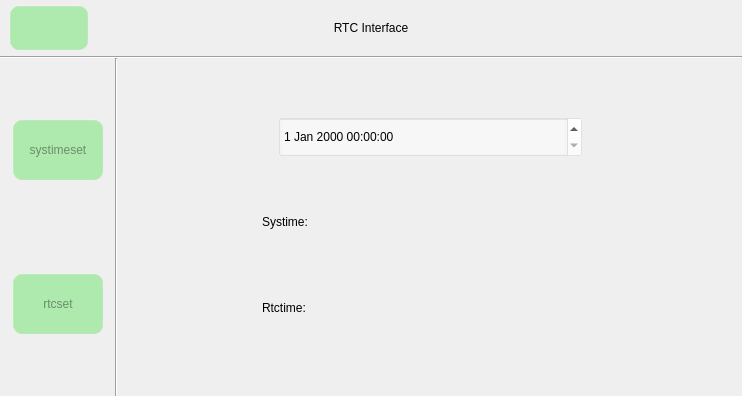
This is timeset.ui in jizizihe/baijie_demo as Qt 5 draws it before an edit. The edited form follows.
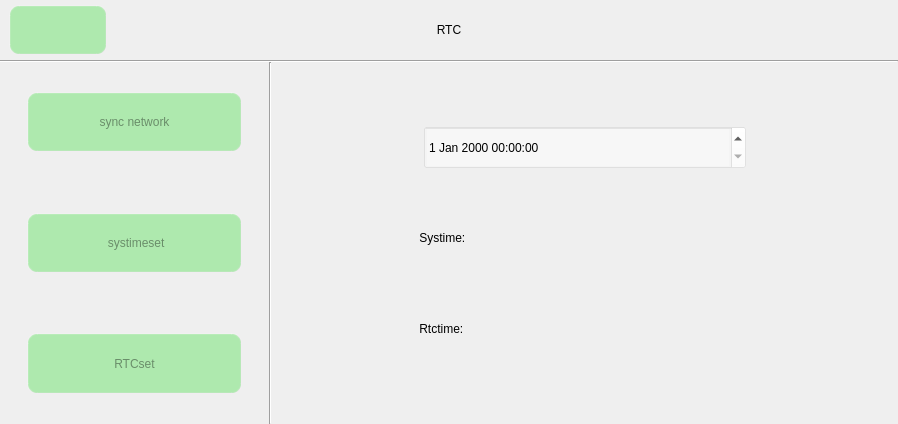
This is the edited form. Icons and pictures are not drawn.

Commit message: func: add can choose whether to synchronize time based on the network time in RTC

```diff
--- a/timeset.ui
+++ b/timeset.ui
@@ -6,8 +6,8 @@
    <rect>
     <x>0</x>
     <y>0</y>
-    <width>742</width>
-    <height>396</height>
+    <width>898</width>
+    <height>424</height>
    </rect>
   </property>
   <property name="minimumSize">
@@ -139,7 +139,7 @@
       <item>
        <widget class="QLabel" name="label">
         <property name="text">
-         <string>RTC Interface</string>
+         <string>RTC</string>
         </property>
         <property name="alignment">
          <set>Qt::AlignCenter</set>
@@ -175,39 +175,78 @@
      </layout>
     </item>
     <item row="2" column="0">
-     <layout class="QHBoxLayout" name="horizontalLayout_7" stretch="2,0,7">
+     <layout class="QHBoxLayout" name="horizontalLayout_6" stretch="3,0,7">
+      <property name="spacing">
+       <number>0</number>
+      </property>
       <item>
-       <layout class="QVBoxLayout" name="verticalLayout_2" stretch="2,2,3,2,2">
+       <layout class="QHBoxLayout" name="horizontalLayout_3" stretch="1,8,1">
         <property name="spacing">
          <number>0</number>
         </property>
         <item>
-         <spacer name="verticalSpacer_5">
+         <spacer name="horizontalSpacer_11">
           <property name="orientation">
-           <enum>Qt::Vertical</enum>
+           <enum>Qt::Horizontal</enum>
           </property>
           <property name="sizeHint" stdset="0">
            <size>
-            <width>17</width>
-            <height>13</height>
+            <width>13</width>
+            <height>37</height>
            </size>
           </property>
          </spacer>
         </item>
         <item>
-         <layout class="QHBoxLayout" name="horizontalLayout_3" stretch="1,8,1">
+         <layout class="QVBoxLayout" name="verticalLayout_2" stretch="1,2,2,2,2,2,1">
           <property name="spacing">
            <number>0</number>
           </property>
           <item>
-           <spacer name="horizontalSpacer_3">
+           <spacer name="verticalSpacer_5">
             <property name="orientation">
-             <enum>Qt::Horizontal</enum>
+             <enum>Qt::Vertical</enum>
             </property>
             <property name="sizeHint" stdset="0">
              <size>
-              <width>40</width>
-              <height>20</height>
+              <width>17</width>
+              <height>13</height>
+             </size>
+            </property>
+           </spacer>
+          </item>
+          <item>
+           <widget class="QPushButton" name="sync_btn">
+            <property name="sizePolicy">
+             <sizepolicy hsizetype="Minimum" vsizetype="Minimum">
+              <horstretch>0</horstretch>
+              <verstretch>0</verstretch>
+             </sizepolicy>
+            </property>
+            <property name="text">
+             <string>sync network</string>
+            </property>
+            <property name="icon">
+             <iconset resource="translation.qrc">
+              <normaloff>:/button_image/sync.svg</normaloff>:/button_image/sync.svg</iconset>
+            </property>
+            <property name="iconSize">
+             <size>
+              <width>32</width>
+              <height>32</height>
+             </size>
+            </property>
+           </widget>
+          </item>
+          <item>
+           <spacer name="verticalSpacer_8">
+            <property name="orientation">
+             <enum>Qt::Vertical</enum>
+            </property>
+            <property name="sizeHint" stdset="0">
+             <size>
+              <width>20</width>
+              <height>40</height>
              </size>
             </property>
            </spacer>
@@ -259,52 +298,29 @@
 }</string>
             </property>
             <property name="text">
-             <string>systimeset</string>
+             <string> systimeset</string>
             </property>
-           </widget>
-          </item>
-          <item>
-           <spacer name="horizontalSpacer">
-            <property name="orientation">
-             <enum>Qt::Horizontal</enum>
+            <property name="icon">
+             <iconset resource="translation.qrc">
+              <normaloff>:/button_image/systime.svg</normaloff>:/button_image/systime.svg</iconset>
             </property>
-            <property name="sizeHint" stdset="0">
+            <property name="iconSize">
              <size>
-              <width>40</width>
-              <height>20</height>
+              <width>32</width>
+              <height>32</height>
              </size>
             </property>
-           </spacer>
+           </widget>
           </item>
-         </layout>
-        </item>
-        <item>
-         <spacer name="verticalSpacer_7">
-          <property name="orientation">
-           <enum>Qt::Vertical</enum>
-          </property>
-          <property name="sizeHint" stdset="0">
-           <size>
-            <width>20</width>
-            <height>13</height>
-           </size>
-          </property>
-         </spacer>
-        </item>
-        <item>
-         <layout class="QHBoxLayout" name="horizontalLayout_6" stretch="1,8,1">
-          <property name="spacing">
-           <number>0</number>
-          </property>
           <item>
-           <spacer name="horizontalSpacer_11">
+           <spacer name="verticalSpacer_7">
             <property name="orientation">
-             <enum>Qt::Horizontal</enum>
+             <enum>Qt::Vertical</enum>
             </property>
             <property name="sizeHint" stdset="0">
              <size>
-              <width>40</width>
-              <height>20</height>
+              <width>20</width>
+              <height>13</height>
              </size>
             </property>
            </spacer>
@@ -349,19 +365,29 @@
 }</string>
             </property>
             <property name="text">
-             <string>rtcset</string>
+             <string>   RTCset   </string>
+            </property>
+            <property name="icon">
+             <iconset resource="translation.qrc">
+              <normaloff>:/button_image/rtvtime.svg</normaloff>:/button_image/rtvtime.svg</iconset>
+            </property>
+            <property name="iconSize">
+             <size>
+              <width>32</width>
+              <height>32</height>
+             </size>
             </property>
            </widget>
           </item>
           <item>
-           <spacer name="horizontalSpacer_13">
+           <spacer name="verticalSpacer_6">
             <property name="orientation">
-             <enum>Qt::Horizontal</enum>
+             <enum>Qt::Vertical</enum>
             </property>
             <property name="sizeHint" stdset="0">
              <size>
-              <width>40</width>
-              <height>20</height>
+              <width>20</width>
+              <height>13</height>
              </size>
             </property>
            </spacer>
@@ -369,14 +395,14 @@
          </layout>
         </item>
         <item>
-         <spacer name="verticalSpacer_6">
+         <spacer name="horizontalSpacer_15">
           <property name="orientation">
-           <enum>Qt::Vertical</enum>
+           <enum>Qt::Horizontal</enum>
           </property>
           <property name="sizeHint" stdset="0">
            <size>
-            <width>20</width>
-            <height>13</height>
+            <width>13</width>
+            <height>17</height>
            </size>
           </property>
          </spacer>
@@ -416,7 +442,7 @@
           </spacer>
          </item>
          <item>
-          <layout class="QHBoxLayout" name="horizontalLayout_5" stretch="1,2,1">
+          <layout class="QHBoxLayout" name="horizontalLayout_5" stretch="4,9,4">
            <property name="spacing">
             <number>0</number>
            </property>
@@ -525,10 +551,13 @@
               </size>
              </property>
              <property name="focusPolicy">
-              <enum>Qt::WheelFocus</enum>
+              <enum>Qt::ClickFocus</enum>
+             </property>
+             <property name="styleSheet">
+              <string notr="true"/>
              </property>
              <property name="text">
-              <string>Systime:</string>
+              <string> Systime:</string>
              </property>
              <property name="alignment">
               <set>Qt::AlignLeading|Qt::AlignLeft|Qt::AlignVCenter</set>
@@ -556,7 +585,10 @@
               </size>
              </property>
              <property name="focusPolicy">
-              <enum>Qt::WheelFocus</enum>
+              <enum>Qt::ClickFocus</enum>
+             </property>
+             <property name="styleSheet">
+              <string notr="true"/>
              </property>
              <property name="text">
               <string/>
@@ -632,8 +664,11 @@
              <property name="focusPolicy">
               <enum>Qt::ClickFocus</enum>
              </property>
+             <property name="styleSheet">
+              <string notr="true"/>
+             </property>
              <property name="text">
-              <string>Rtctime:</string>
+              <string> Rtctime:</string>
              </property>
              <property name="alignment">
               <set>Qt::AlignLeading|Qt::AlignLeft|Qt::AlignVCenter</set>
@@ -663,6 +698,9 @@
              <property name="focusPolicy">
               <enum>Qt::ClickFocus</enum>
              </property>
+             <property name="styleSheet">
+              <string notr="true"/>
+             </property>
              <property name="text">
               <string/>
              </property>
```
Left out of the diff: 46 changed lines with no effect on the pictures. The commit also changes 36 other files.
